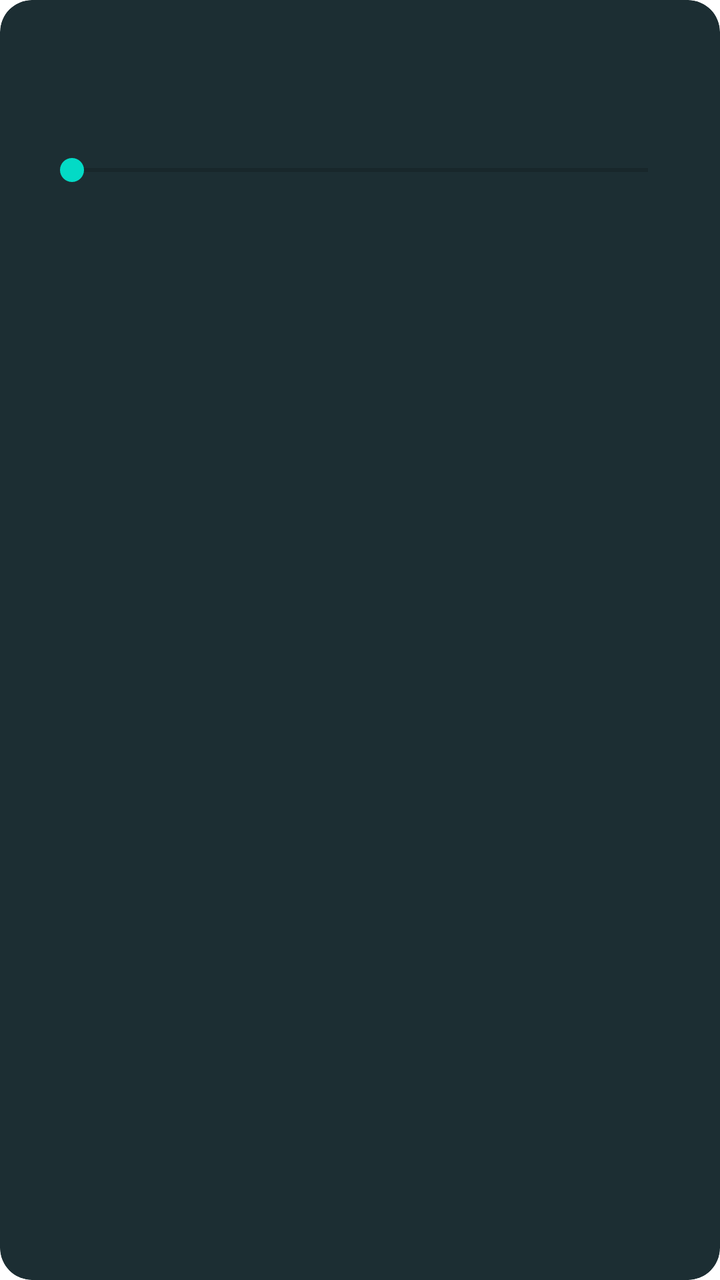
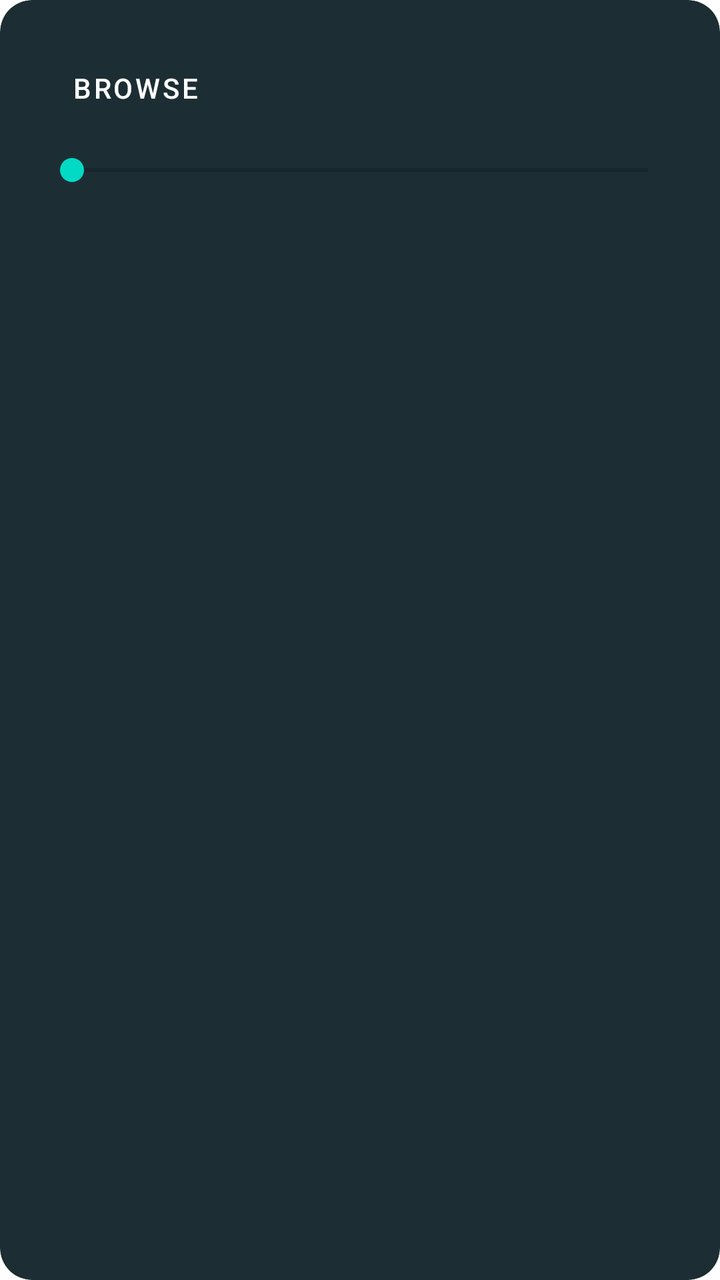

An Android layout rendered at two revisions. The XML below is the earlier revision; the diff shows what the commit changed to produce the second picture.
<!-- AndroidManifest.xml: fallback theme Theme.MaterialComponents.DayNight.NoActionBar -->
<!-- res/layout/controls.xml -->
<?xml version="1.0" encoding="utf-8" ?>

<LinearLayout
  xmlns:android="http://schemas.android.com/apk/res/android"
  xmlns:app="http://schemas.android.com/apk/res-auto"
  android:layout_width="match_parent"
  android:layout_height="match_parent"
  android:orientation="vertical"
  android:background="@drawable/layout_bg"
  android:clipToOutline="true"
  android:padding="20dp"
>
  <LinearLayout
    android:layout_width="match_parent"
    android:layout_height="wrap_content"
    android:gravity="center"
    android:orientation="horizontal"
  >
    <Button
      android:id="@+id/back_button"
      android:layout_width="wrap_content"
      android:layout_height="wrap_content"
      android:drawableStart="@drawable/back"
      android:background="@android:color/transparent"
    />
    <Button
      android:id="@+id/play_pause_button"
      android:layout_width="wrap_content"
      android:layout_height="wrap_content"
      android:drawableStart="@drawable/play"
      android:background="@android:color/transparent"
    />
    <Button
      android:id="@+id/forward_button"
      android:layout_width="wrap_content"
      android:layout_height="wrap_content"
      android:drawableStart="@drawable/forward"
      android:background="@android:color/transparent"
    />
  </LinearLayout>
  <SeekBar
    style="@style/Widget.AppCompat.SeekBar"
    android:id="@+id/seek_bar"
    android:layout_width="match_parent"
    android:layout_height="wrap_content"
    android:layout_marginTop="8dp"
  />
</LinearLayout>
<!-- resources referenced by this layout -->
<resources>
  <!-- drawable back: png bitmap (drawable, 252 bytes) -->
  <!-- drawable forward: png bitmap (drawable, 244 bytes) -->
  <!-- drawable layout_bg (drawable) -->
  <?xml version="1.0" encoding="UTF-8" ?>
  
  <shape xmlns:android="http://schemas.android.com/apk/res/android">
    <solid android:color="#FF1C2E33" />
    <corners android:radius="16dp" />
    <padding
      android:left="0dp"
      android:top="0dp"
      android:right="0dp"
      android:bottom="0dp"
    />
  </shape>
  <!-- drawable play: png bitmap (drawable, 246 bytes) -->
  <style name="Widget.AppCompat.SeekBar" parent="Base.Widget.AppCompat.SeekBar" />
</resources>

<!-- the commit's change to res/layout/controls.xml (unified diff, before → after) -->
@@ -16,6 +16,13 @@
     android:gravity="center"
     android:orientation="horizontal"
   >
+    <Button
+      android:id="@+id/browse_button"
+      android:layout_width="wrap_content"
+      android:layout_height="wrap_content"
+      android:text="Browse"
+      android:background="@android:color/transparent"
+    />
     <Button
       android:id="@+id/back_button"
       android:layout_width="wrap_content"
